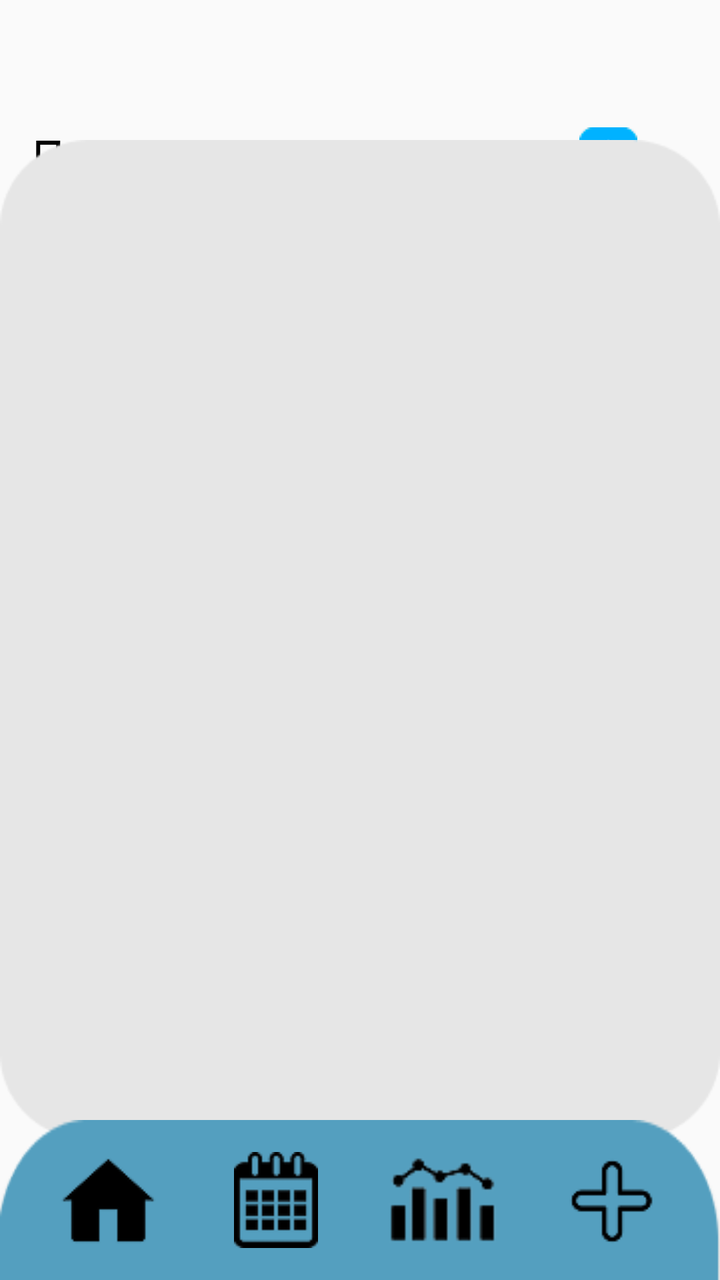
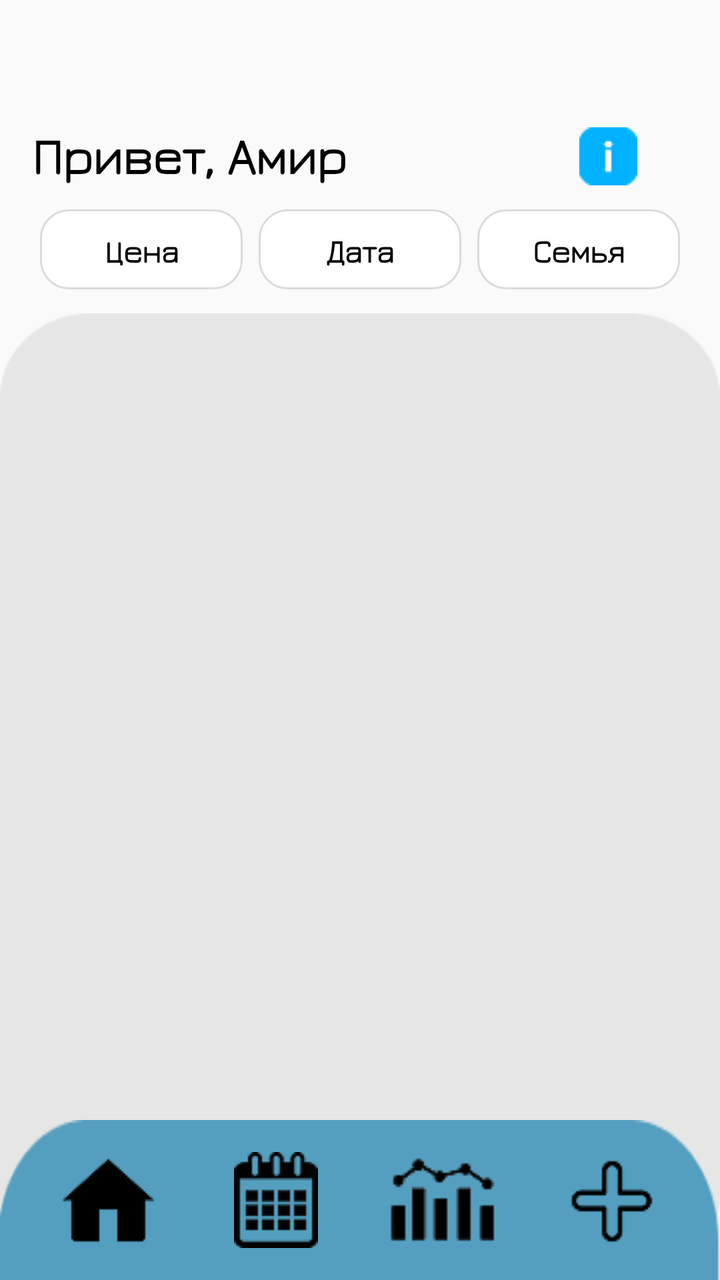

An Android layout rendered at two revisions. The XML below is the earlier revision; the diff shows what the commit changed to produce the second picture.
<!-- AndroidManifest.xml: application theme Theme.SubTracker -->
<!-- res/layout/main_frame.xml -->
<RelativeLayout xmlns:android="http://schemas.android.com/apk/res/android"
    xmlns:app="http://schemas.android.com/apk/res-auto"
    xmlns:tools="http://schemas.android.com/tools"
    android:layout_width="match_parent"
    android:layout_height="match_parent"
    tools:ignore="ExtraText">

    <ImageButton
        android:id="@+id/btnFamilyInfo"
        android:layout_width="32dp"
        android:layout_height="32dp"
        android:layout_alignParentTop="true"
        android:layout_alignParentEnd="true"
        android:layout_marginTop="62dp"
        android:layout_marginEnd="40dp"
        android:background="@android:color/transparent"
        android:src="@drawable/info"
        tools:ignore="ExtraText" />

    <TextView
        android:id="@+id/textUsername"
        android:layout_width="wrap_content"
        android:layout_height="wrap_content"
        android:layout_marginStart="16dp"
        android:layout_marginTop="60dp"
        android:text="Привет, Амир"
        android:textColor="#000000"
        android:textSize="25sp"
        android:textStyle="bold" />

    
    <FrameLayout
        android:id="@+id/subRestangle"
        android:layout_width="368dp"
        android:layout_height="500dp"
        android:layout_centerInParent="true"
        android:background="@drawable/subrestangle">

        <ScrollView
            android:layout_width="match_parent"
            android:layout_height="match_parent"
            android:padding="16dp">

            <LinearLayout
                android:id="@+id/subscriptionsContainer"
                android:layout_width="match_parent"
                android:layout_height="wrap_content"
                android:layout_marginTop="10dp"
                android:divider="?android:attr/dividerVertical"
                android:orientation="vertical"
                android:showDividers="middle" />
        </ScrollView>
    </FrameLayout>

    
    <RelativeLayout
        android:id="@+id/nav_bar_container"
        android:layout_width="match_parent"
        android:layout_height="80dp"
        android:layout_alignParentBottom="true"
        android:background="@drawable/rectangle"
        android:elevation="8dp">

        <LinearLayout
            android:id="@+id/bottom_nav"
            android:layout_width="match_parent"
            android:layout_height="match_parent"
            android:orientation="horizontal"
            android:gravity="center"
            android:weightSum="4"
            android:padding="12dp">

            <ImageButton
                android:id="@+id/nav_home"
                android:layout_width="0dp"
                android:layout_height="match_parent"
                android:layout_weight="1"
                android:background="@android:color/transparent"
                android:src="@drawable/home"
                android:contentDescription="Дом" />

            <ImageButton
                android:id="@+id/nav_calendar"
                android:layout_width="0dp"
                android:layout_height="match_parent"
                android:layout_weight="1"
                android:background="@android:color/transparent"
                android:src="@drawable/calendar"
                android:contentDescription="Календарь" />

            <FrameLayout
                android:layout_width="0dp"
                android:layout_height="match_parent"
                android:layout_weight="1"
                android:background="@android:color/transparent">

                <ImageView
                    android:id="@+id/nav_stats"
                    android:layout_width="71dp"
                    android:layout_height="56dp"
                    android:layout_gravity="center"
                    android:contentDescription="Статистика"
                    android:scaleType="centerCrop"
                    android:src="@drawable/grafic" />
            </FrameLayout>

            <ImageButton
                android:id="@+id/nav_add"
                android:layout_width="0dp"
                android:layout_height="match_parent"
                android:layout_weight="1"
                android:background="@android:color/transparent"
                android:src="@drawable/plus"
                android:contentDescription="Добавить подписку" />
        </LinearLayout>
    </RelativeLayout>
</RelativeLayout>
<!-- resources referenced by this layout -->
<resources>
  <!-- drawable calendar: png bitmap (drawable, 1659 bytes) -->
  <!-- drawable grafic: png bitmap (drawable, 1343 bytes) -->
  <!-- drawable home: png bitmap (drawable, 615 bytes) -->
  <!-- drawable info: png bitmap (drawable, 603 bytes) -->
  <!-- drawable plus: png bitmap (drawable, 733 bytes) -->
  <!-- drawable rectangle: png bitmap (drawable, 1508 bytes) -->
  <!-- drawable subrestangle: png bitmap (drawable, 3358 bytes) -->
  <style name="Theme.SubTracker" parent="Theme.AppCompat.Light.NoActionBar">
          
          <item name="colorPrimary">@color/blue</item>
          <item name="colorPrimaryDark">@color/black</item>
          <item name="colorAccent">@color/blue</item>
          <item name="android:fontFamily">@font/jura_regular</item>
      </style>
  <color name="blue">#245E7C</color>
  <color name="black">#FF000000</color>
</resources>

<!-- the commit's change to res/layout/main_frame.xml (unified diff, before → after) -->
@@ -5,6 +5,7 @@
     android:layout_height="match_parent"
     tools:ignore="ExtraText">
 
+    
     <ImageButton
         android:id="@+id/btnFamilyInfo"
         android:layout_width="32dp"
@@ -14,9 +15,9 @@
         android:layout_marginTop="62dp"
         android:layout_marginEnd="40dp"
         android:background="@android:color/transparent"
-        android:src="@drawable/info"
-        tools:ignore="ExtraText" />
+        android:src="@drawable/info" />
 
+    
     <TextView
         android:id="@+id/textUsername"
         android:layout_width="wrap_content"
@@ -29,11 +30,74 @@
         android:textStyle="bold" />
 
     
+    <LinearLayout
+        android:id="@+id/filterSortContainer"
+        android:layout_width="match_parent"
+        android:layout_height="wrap_content"
+        android:orientation="horizontal"
+        android:layout_below="@id/textUsername"
+        android:layout_marginTop="12dp"
+        android:layout_marginStart="12dp"
+        android:layout_marginEnd="12dp"
+        android:gravity="center_vertical"
+        android:weightSum="3">
+
+
+        
+        <TextView
+            android:id="@+id/btnSortPrice"
+            android:layout_width="0dp"
+            android:layout_height="40dp"
+            android:layout_weight="1"
+            android:gravity="center"
+            android:text="Цена"
+            android:textColor="#000000"
+            android:textSize="16sp"
+            android:textStyle="bold"
+            android:background="@drawable/chip_bg"
+            android:padding="8dp"
+            android:layout_marginStart="8dp" />
+
+        <TextView
+            android:id="@+id/btnSortDate"
+            android:layout_width="0dp"
+            android:layout_height="40dp"
+            android:layout_weight="1"
+            android:background="@drawable/chip_bg"
+            android:gravity="center"
+            android:padding="8dp"
+            android:text="Дата"
+            android:textColor="#000000"
+            android:textSize="16sp"
+            android:textStyle="bold"
+            android:layout_marginStart="8dp" />
+
+        <TextView
+            android:id="@+id/btnFilterUsers"
+            android:layout_width="0dp"
+            android:layout_height="40dp"
+            android:layout_weight="1"
+            android:gravity="center"
+            android:text="Семья"
+            android:textColor="#000000"
+            android:textSize="16sp"
+            android:textStyle="bold"
+            android:background="@drawable/chip_bg"
+            android:padding="8dp"
+            android:layout_marginStart="8dp"
+            android:layout_marginEnd="8dp" />
+
+
+    </LinearLayout>
+
+    
     <FrameLayout
         android:id="@+id/subRestangle"
         android:layout_width="368dp"
-        android:layout_height="500dp"
-        android:layout_centerInParent="true"
+        android:layout_height="490dp"
+        android:layout_below="@id/filterSortContainer"
+        android:layout_marginTop="12dp"
+        android:layout_centerHorizontal="true"
         android:background="@drawable/subrestangle">
 
         <ScrollView
@@ -99,9 +163,9 @@
                     android:layout_width="71dp"
                     android:layout_height="56dp"
                     android:layout_gravity="center"
+                    android:src="@drawable/grafic"
                     android:contentDescription="Статистика"
-                    android:scaleType="centerCrop"
-                    android:src="@drawable/grafic" />
+                    android:scaleType="centerCrop" />
             </FrameLayout>
 
             <ImageButton
@@ -114,4 +178,5 @@
                 android:contentDescription="Добавить подписку" />
         </LinearLayout>
     </RelativeLayout>
+
 </RelativeLayout>
<!-- resource entries referenced after the edit -->
@@ -1,6 +1,24 @@
 <!-- resources referenced by this layout -->
 <resources>
   <!-- drawable calendar: png bitmap (drawable, 1659 bytes) -->
+  <!-- drawable chip_bg (drawable) -->
+  <shape xmlns:android="http://schemas.android.com/apk/res/android"
+      android:shape="rectangle">
+  
+      <solid android:color="#FFFFFF" />
+  
+      <corners android:radius="14dp" />
+  
+      <stroke
+          android:width="1dp"
+          android:color="#DADADA" />
+  
+      <padding
+          android:left="10dp"
+          android:top="6dp"
+          android:right="10dp"
+          android:bottom="6dp" />
+  </shape>
   <!-- drawable grafic: png bitmap (drawable, 1343 bytes) -->
   <!-- drawable home: png bitmap (drawable, 615 bytes) -->
   <!-- drawable info: png bitmap (drawable, 603 bytes) -->
